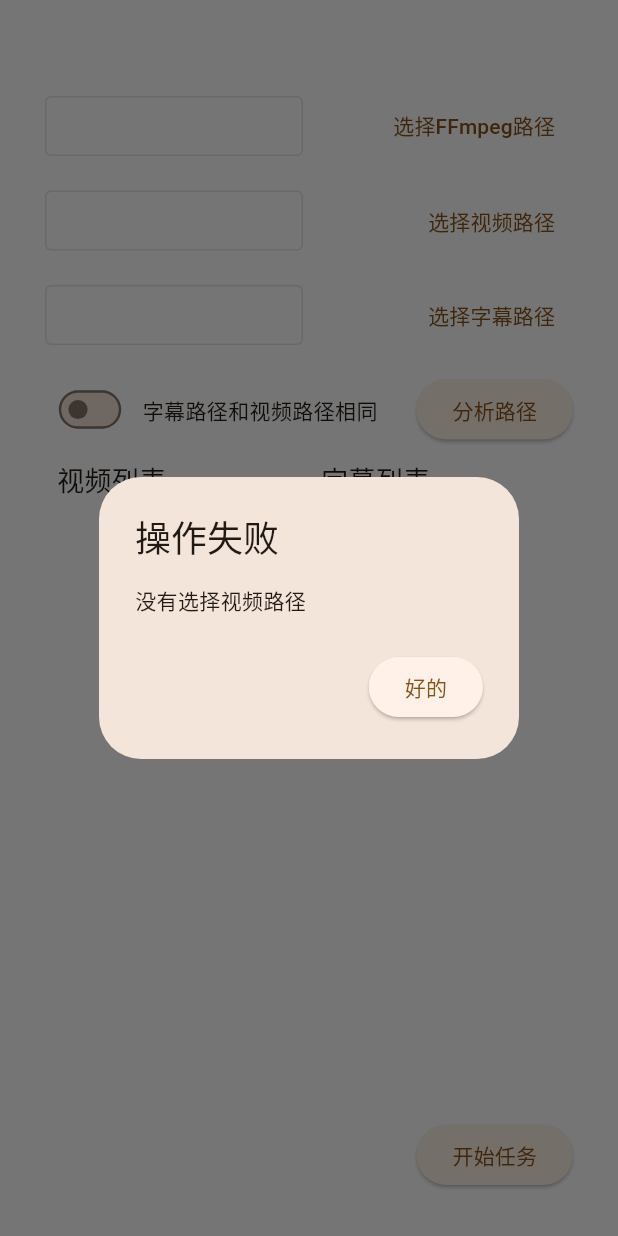
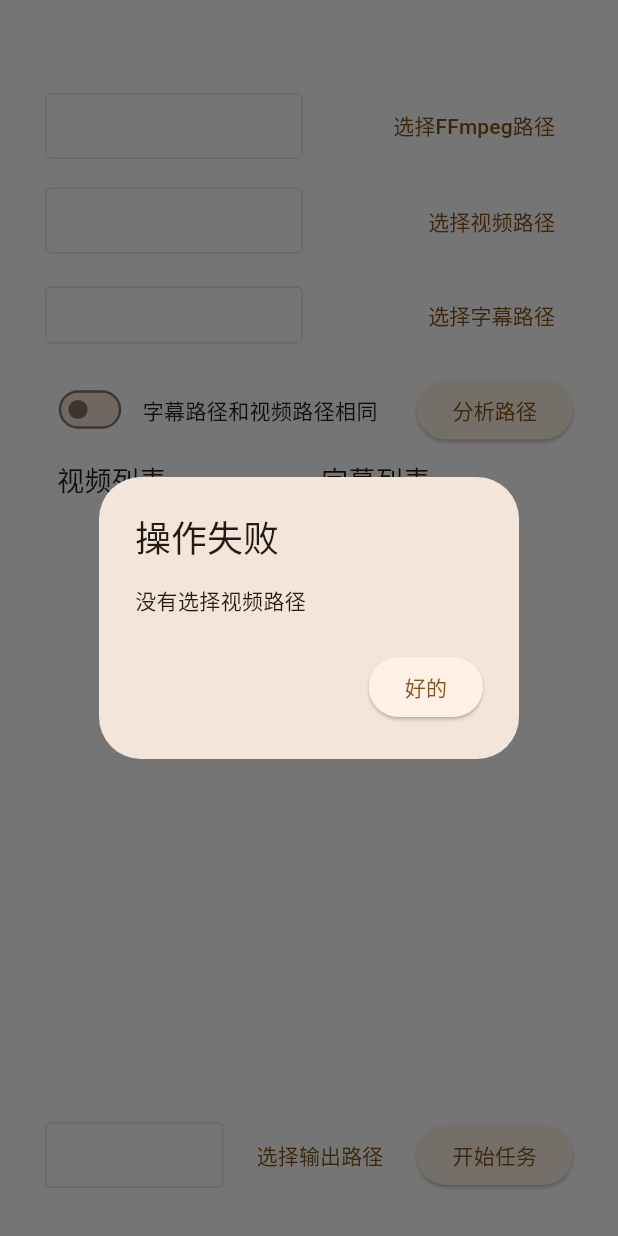
Before and after one commit to Zhoucheng133/Subs, a Flutter app: the screen it shows after launch, after a tap on "分析路径", on a phone screen of 412 x 824 dp. Run offline on Flutter 3.47's test engine with Material 3 defaults, Android fonts, the phone set to English and light mode, and no system bars; our stand-ins replace file_picker; missing offline and left inert: process_run, window_manager; Roboto replaces fonts that are missing (Noto); statements that could not run were skipped.

Commit message:
添加输出目录选择

```diff
--- a/lib/main.dart
+++ b/lib/main.dart
@@ -1,6 +1,7 @@
 // ignore_for_file: prefer_const_constructors, prefer_const_literals_to_create_immutables
 
 import 'package:flutter/material.dart';
+import 'package:flutter/widgets.dart';
 import 'package:flutter_localizations/flutter_localizations.dart';
 import 'package:subs/components/FileList.dart';
 import 'package:subs/functions/functions.dart';
@@ -68,6 +69,7 @@ class _AppContentState extends State<AppContent> {
   TextEditingController ffmpegPathInput=TextEditingController();
   TextEditingController videoPathInput=TextEditingController();
   TextEditingController subPathInput=TextEditingController();
+  TextEditingController outputPathInput=TextEditingController();
 
   bool samePathWithVideo=false;
 
@@ -124,7 +126,7 @@ class _AppContentState extends State<AppContent> {
                     decoration: InputDecoration(
                       border: OutlineInputBorder(),
                       isCollapsed: true,
-                      contentPadding: EdgeInsets.fromLTRB(10, 8, 10, 8),
+                      contentPadding: EdgeInsets.symmetric(vertical: 10.0, horizontal: 8.0),
                     ),
                   ),
                 ),
@@ -157,7 +159,7 @@ class _AppContentState extends State<AppContent> {
                     decoration: InputDecoration(
                       border: OutlineInputBorder(),
                       isCollapsed: true,
-                      contentPadding: EdgeInsets.fromLTRB(10, 8, 10, 8),
+                      contentPadding: EdgeInsets.symmetric(vertical: 10.0, horizontal: 8.0),
                     ),
                   )
                 ),
@@ -190,7 +192,7 @@ class _AppContentState extends State<AppContent> {
                     decoration: InputDecoration(
                       border: OutlineInputBorder(),
                       isCollapsed: true,
-                      contentPadding: EdgeInsets.fromLTRB(10, 8, 10, 8),
+                      contentPadding: EdgeInsets.fromLTRB(10, 6, 10, 8),
                     ),
                   )
                 ),
@@ -272,8 +274,35 @@ class _AppContentState extends State<AppContent> {
             Expanded(child: FileList(videoList: videoList, subList: subList)),
             SizedBox(height: 10,),
             Row(
-              mainAxisAlignment: MainAxisAlignment.end,
               children: [
+                Expanded(
+                  child: Row(
+                    children: [
+                      Expanded(
+                        child: TextField(
+                          controller: outputPathInput,
+                          decoration: InputDecoration(
+                            enabled: false,
+                            border: OutlineInputBorder(),
+                            isCollapsed: true,
+                            contentPadding: EdgeInsets.symmetric(vertical: 10.0, horizontal: 8.0),
+                          ),
+                        )
+                      ),
+                      SizedBox(width: 10,),
+                      TextButton(
+                        onPressed: () async {
+                          var dir=await Func().pickDir();
+                          if(dir.isNotEmpty){
+                            outputPathInput.text=dir;
+                          }
+                        },
+                        child: Text("选择输出路径")
+                      )
+                    ],
+                  )
+                ),
+                SizedBox(width: 10,),
                 ElevatedButton(
                   onPressed: (){
                     Func().startTask(context, ffmpegPathInput.text, videoPathInput.text, subPathInput.text, videoList, subList);
```
